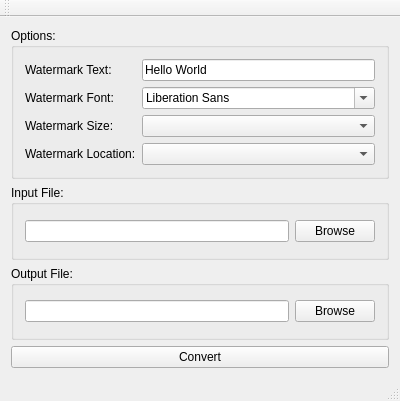
Old version of the form watermark.ui in the repository cooljc/qWaterMark.
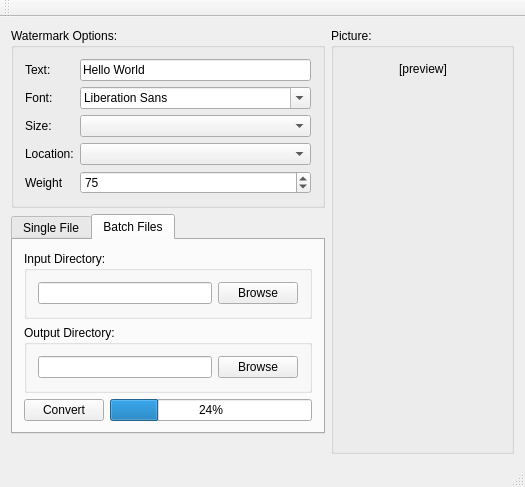
New version of the form. The open tabs and pages were chosen to show the change.

Commit message: Added watermark weight option. Added image preview to UI. Added controls for bulk conversion (not active).

```diff
--- a/watermark.ui
+++ b/watermark.ui
@@ -6,19 +6,21 @@
    <rect>
     <x>0</x>
     <y>0</y>
-    <width>400</width>
-    <height>401</height>
+    <width>525</width>
+    <height>487</height>
    </rect>
   </property>
   <property name="windowTitle">
    <string>WaterMark</string>
   </property>
   <widget class="QWidget" name="centralWidget">
-   <layout class="QVBoxLayout" name="verticalLayout">
+   <layout class="QHBoxLayout" name="horizontalLayout_8">
+    <item>
+     <layout class="QVBoxLayout" name="verticalLayout_4">
     <item>
      <widget class="QGroupBox" name="groupBox">
       <property name="title">
-       <string>Options:</string>
+         <string>Watermark Options:</string>
       </property>
       <layout class="QHBoxLayout" name="horizontalLayout_3">
        <item>
@@ -26,7 +28,7 @@
          <item row="0" column="0">
           <widget class="QLabel" name="label">
            <property name="text">
-            <string>Watermark Text:</string>
+              <string>Text:</string>
            </property>
           </widget>
          </item>
@@ -40,7 +42,7 @@
          <item row="1" column="0">
           <widget class="QLabel" name="label_2">
            <property name="text">
-            <string>Watermark Font:</string>
+              <string>Font:</string>
            </property>
           </widget>
          </item>
@@ -50,7 +52,7 @@
          <item row="2" column="0">
           <widget class="QLabel" name="label_3">
            <property name="text">
-            <string>Watermark Size:</string>
+              <string>Size:</string>
            </property>
           </widget>
          </item>
@@ -60,18 +62,48 @@
          <item row="3" column="0">
           <widget class="QLabel" name="label_4">
            <property name="text">
-            <string>Watermark Location:</string>
+              <string>Location:</string>
            </property>
           </widget>
          </item>
          <item row="3" column="1">
           <widget class="QComboBox" name="cmbLocation"/>
          </item>
+           <item row="4" column="0">
+            <widget class="QLabel" name="weightLabel">
+             <property name="text">
+              <string>Weight</string>
+             </property>
+            </widget>
+           </item>
+           <item row="4" column="1">
+            <widget class="QSpinBox" name="spbWeight">
+             <property name="maximum">
+              <number>255</number>
+             </property>
+             <property name="value">
+              <number>75</number>
+             </property>
+            </widget>
+           </item>
         </layout>
        </item>
       </layout>
      </widget>
     </item>
+      <item>
+       <widget class="QTabWidget" name="tabWidget">
+        <property name="enabled">
+         <bool>true</bool>
+        </property>
+        <property name="currentIndex">
+         <number>0</number>
+        </property>
+        <widget class="QWidget" name="tab">
+         <attribute name="title">
+          <string>Single File</string>
+         </attribute>
+         <layout class="QVBoxLayout" name="verticalLayout">
     <item>
      <widget class="QGroupBox" name="groupBox_2">
       <property name="title">
@@ -119,6 +151,147 @@
     </item>
    </layout>
   </widget>
+        <widget class="QWidget" name="tab_2">
+         <attribute name="title">
+          <string>Batch Files</string>
+         </attribute>
+         <layout class="QVBoxLayout" name="verticalLayout_3">
+          <item>
+           <widget class="QGroupBox" name="groupBox_5">
+            <property name="title">
+             <string>Input Directory:</string>
+            </property>
+            <layout class="QHBoxLayout" name="horizontalLayout_5">
+             <item>
+              <widget class="QLineEdit" name="txtInDir"/>
+             </item>
+             <item>
+              <widget class="QPushButton" name="btnBrowseInDir">
+               <property name="text">
+                <string>Browse</string>
+               </property>
+              </widget>
+             </item>
+            </layout>
+           </widget>
+          </item>
+          <item>
+           <widget class="QGroupBox" name="groupBox_6">
+            <property name="title">
+             <string>Output Directory:</string>
+            </property>
+            <layout class="QHBoxLayout" name="horizontalLayout_6">
+             <item>
+              <widget class="QLineEdit" name="txtOutDir"/>
+             </item>
+             <item>
+              <widget class="QPushButton" name="btnBrowseOutDir">
+               <property name="text">
+                <string>Browse</string>
+               </property>
+              </widget>
+             </item>
+            </layout>
+           </widget>
+          </item>
+          <item>
+           <layout class="QHBoxLayout" name="horizontalLayout_7">
+            <item>
+             <widget class="QPushButton" name="btnConvertBulk">
+              <property name="text">
+               <string>Convert</string>
+              </property>
+             </widget>
+            </item>
+            <item>
+             <widget class="QProgressBar" name="progressBar">
+              <property name="value">
+               <number>24</number>
+              </property>
+             </widget>
+            </item>
+           </layout>
+          </item>
+         </layout>
+        </widget>
+       </widget>
+      </item>
+      <item>
+       <spacer name="verticalSpacer_2">
+        <property name="orientation">
+         <enum>Qt::Vertical</enum>
+        </property>
+        <property name="sizeHint" stdset="0">
+         <size>
+          <width>20</width>
+          <height>40</height>
+         </size>
+        </property>
+       </spacer>
+      </item>
+     </layout>
+    </item>
+    <item>
+     <widget class="QGroupBox" name="groupBox_4">
+      <property name="title">
+       <string>Picture:</string>
+      </property>
+      <layout class="QVBoxLayout" name="verticalLayout_2">
+       <item>
+        <layout class="QHBoxLayout" name="horizontalLayout_4">
+         <item>
+          <spacer name="horizontalSpacer_2">
+           <property name="orientation">
+            <enum>Qt::Horizontal</enum>
+           </property>
+           <property name="sizeHint" stdset="0">
+            <size>
+             <width>40</width>
+             <height>20</height>
+            </size>
+           </property>
+          </spacer>
+         </item>
+         <item>
+          <widget class="QLabel" name="lblPicture">
+           <property name="text">
+            <string>[preview]</string>
+           </property>
+          </widget>
+         </item>
+         <item>
+          <spacer name="horizontalSpacer">
+           <property name="orientation">
+            <enum>Qt::Horizontal</enum>
+           </property>
+           <property name="sizeHint" stdset="0">
+            <size>
+             <width>40</width>
+             <height>20</height>
+            </size>
+           </property>
+          </spacer>
+         </item>
+        </layout>
+       </item>
+       <item>
+        <spacer name="verticalSpacer">
+         <property name="orientation">
+          <enum>Qt::Vertical</enum>
+         </property>
+         <property name="sizeHint" stdset="0">
+          <size>
+           <width>20</width>
+           <height>302</height>
+          </size>
+         </property>
+        </spacer>
+       </item>
+      </layout>
+     </widget>
+    </item>
+   </layout>
+  </widget>
   <widget class="QMenuBar" name="menuBar">
    <property name="geometry">
     <rect>
```
Left out of the diff: 2 changed lines with no effect on the pictures. Lines whose indentation alone changed are shown as unchanged. The commit also changes 2 other files.
